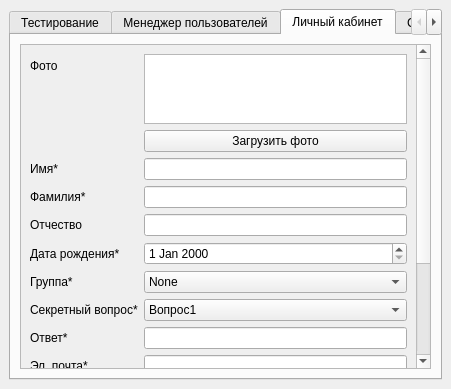
First picture: the form in interface/Windows/admin.ui, repository JuliaZimina/Intellectual-testing-system, before the edit.
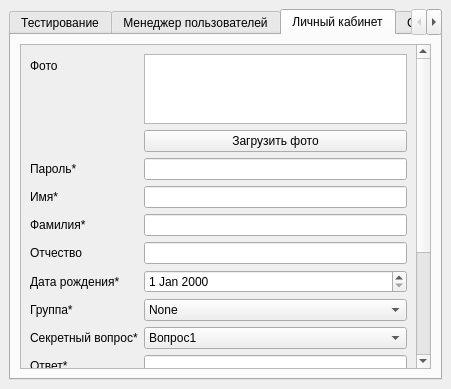
Second picture: the form after the edit. The open tabs and pages were chosen to show the change.

```diff
--- a/interface/Windows/admin.ui
+++ b/interface/Windows/admin.ui
@@ -18,7 +18,7 @@
     <item>
      <widget class="QTabWidget" name="tabWidget">
       <property name="currentIndex">
-       <number>4</number>
+       <number>2</number>
       </property>
       <widget class="QWidget" name="tab">
        <attribute name="title">
@@ -131,7 +131,7 @@
              <x>0</x>
              <y>0</y>
              <width>394</width>
-             <height>440</height>
+             <height>465</height>
             </rect>
            </property>
            <layout class="QFormLayout" name="formLayout_2">
@@ -152,54 +152,54 @@
               </property>
              </widget>
             </item>
-            <item row="2" column="0">
+            <item row="3" column="0">
              <widget class="QLabel" name="label_7">
               <property name="text">
                <string>Имя*</string>
               </property>
              </widget>
             </item>
-            <item row="2" column="1">
+            <item row="3" column="1">
              <widget class="QLineEdit" name="nameLine"/>
             </item>
-            <item row="3" column="0">
+            <item row="4" column="0">
              <widget class="QLabel" name="label_6">
               <property name="text">
                <string>Фамилия*</string>
               </property>
              </widget>
             </item>
-            <item row="3" column="1">
+            <item row="4" column="1">
              <widget class="QLineEdit" name="surnameLine"/>
             </item>
-            <item row="4" column="0">
+            <item row="5" column="0">
              <widget class="QLabel" name="label_13">
               <property name="text">
                <string>Отчество</string>
               </property>
              </widget>
             </item>
-            <item row="4" column="1">
+            <item row="5" column="1">
              <widget class="QLineEdit" name="faternityLine"/>
             </item>
-            <item row="5" column="0">
+            <item row="6" column="0">
              <widget class="QLabel" name="label_8">
               <property name="text">
                <string>Дата рождения*</string>
               </property>
              </widget>
             </item>
-            <item row="5" column="1">
+            <item row="6" column="1">
              <widget class="QDateEdit" name="dateOfBirth"/>
             </item>
-            <item row="6" column="0">
+            <item row="7" column="0">
              <widget class="QLabel" name="label_9">
               <property name="text">
                <string>Группа*</string>
               </property>
              </widget>
             </item>
-            <item row="6" column="1">
+            <item row="7" column="1">
              <widget class="QComboBox" name="group">
               <item>
                <property name="text">
@@ -208,14 +208,14 @@
               </item>
              </widget>
             </item>
-            <item row="7" column="0">
+            <item row="8" column="0">
              <widget class="QLabel" name="label_10">
               <property name="text">
                <string>Секретный вопрос*</string>
               </property>
              </widget>
             </item>
-            <item row="7" column="1">
+            <item row="8" column="1">
              <widget class="QComboBox" name="question">
               <item>
                <property name="text">
@@ -234,58 +234,58 @@
               </item>
              </widget>
             </item>
-            <item row="8" column="0">
+            <item row="9" column="0">
              <widget class="QLabel" name="label_11">
               <property name="text">
                <string>Ответ*</string>
               </property>
              </widget>
             </item>
-            <item row="8" column="1">
+            <item row="9" column="1">
              <widget class="QLineEdit" name="answerLine"/>
             </item>
-            <item row="9" column="0">
+            <item row="10" column="0">
              <widget class="QLabel" name="label_3">
               <property name="text">
                <string>Эл. почта*</string>
               </property>
              </widget>
             </item>
-            <item row="9" column="1">
+            <item row="10" column="1">
              <widget class="QLineEdit" name="emailLine"/>
             </item>
-            <item row="10" column="0">
+            <item row="11" column="0">
              <widget class="QLabel" name="label_12">
               <property name="text">
                <string>Телефон</string>
               </property>
              </widget>
             </item>
-            <item row="10" column="1">
-             <widget class="QLineEdit" name="phoneLine"/>
-            </item>
             <item row="11" column="1">
+             <widget class="QLineEdit" name="phoneLine"/>
+            </item>
+            <item row="12" column="1">
              <widget class="QPushButton" name="acceptChangesButton">
               <property name="text">
                <string>Подтвердить изменения</string>
               </property>
              </widget>
             </item>
-            <item row="15" column="0" colspan="2">
+            <item row="16" column="0" colspan="2">
              <widget class="QPushButton" name="DeleteUser">
               <property name="text">
                <string>Удалить пользователя</string>
               </property>
              </widget>
             </item>
-            <item row="16" column="0" colspan="2">
+            <item row="17" column="0" colspan="2">
              <widget class="QLabel" name="errorChangesLabel">
               <property name="text">
                <string/>
               </property>
              </widget>
             </item>
-            <item row="14" column="0" colspan="2">
+            <item row="15" column="0" colspan="2">
              <widget class="QLabel" name="label_2">
               <property name="text">
                <string>После внесения изменений, потребуется перезайти</string>
@@ -295,6 +295,16 @@
               </property>
              </widget>
             </item>
+            <item row="2" column="0">
+             <widget class="QLabel" name="label_5">
+              <property name="text">
+               <string>Пароль*</string>
+              </property>
+             </widget>
+            </item>
+            <item row="2" column="1">
+             <widget class="QLineEdit" name="passwordLineEdit"/>
+            </item>
            </layout>
           </widget>
          </widget>
```
